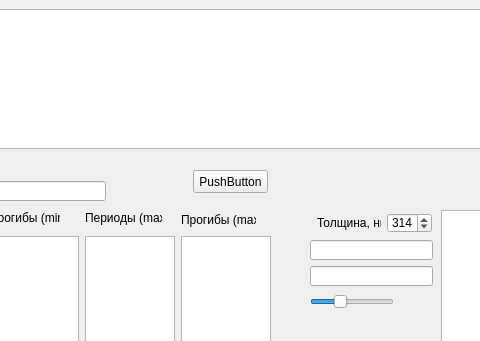
Above: mainwindow.ui from spbroma/membr before the change; both pictures show x 117 to 597 and y 0 to 341 of the 893 by 574 pixel window. Below: the same form after it.
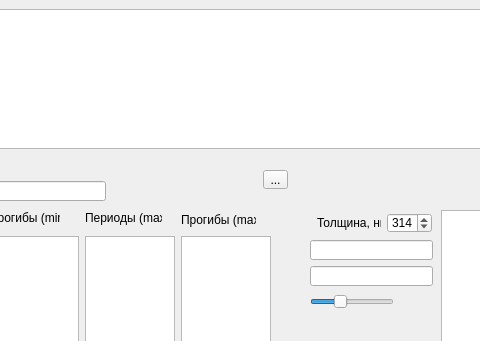
That is the form after the change.

Commit message: еуые

Diff of the .ui file:
```diff
--- a/mainwindow.ui
+++ b/mainwindow.ui
@@ -610,17 +610,17 @@
      </item>
     </layout>
    </widget>
-   <widget class="QPushButton" name="pushButton">
+   <widget class="QToolButton" name="toolButton">
     <property name="geometry">
      <rect>
-      <x>310</x>
+      <x>380</x>
       <y>170</y>
-      <width>75</width>
-      <height>23</height>
+      <width>25</width>
+      <height>19</height>
      </rect>
     </property>
     <property name="text">
-     <string>PushButton</string>
+     <string>...</string>
     </property>
    </widget>
   </widget>
```
The commit also changes 2 other files.
